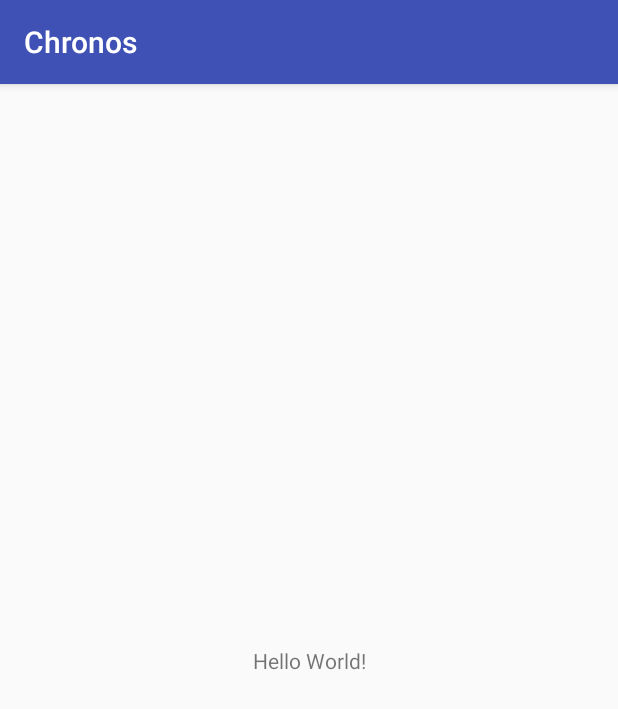
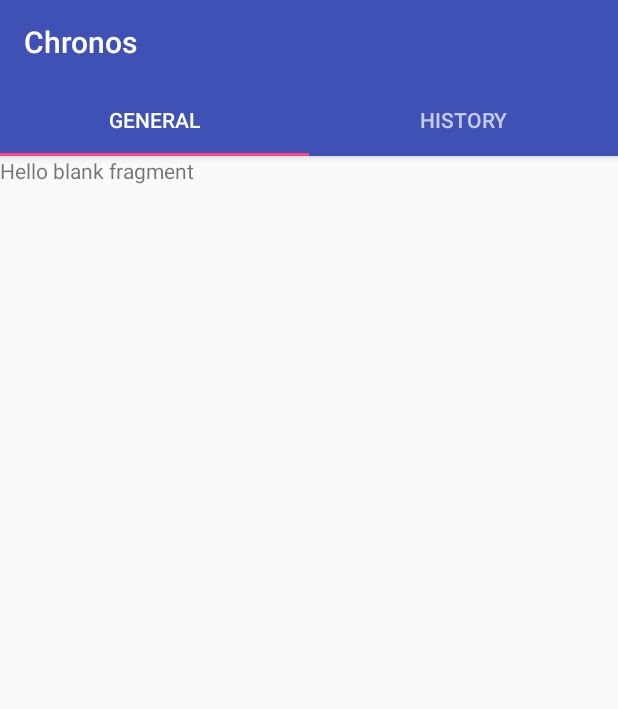
Before and after one commit to silverxjohn/chronos-mobile, an Android app: the screen it shows after launch (MainActivity), on a phone screen of 412 x 824 dp. Shown: the top 709 px of the screen. Run offline under Robolectric (Android 15) with nearby library versions, the phone set to English and light mode, and no system bars.

Commit message:
adds basic layout

```diff
--- a/app/build.gradle
+++ b/app/build.gradle
@@ -22,10 +22,12 @@ dependencies {
     implementation fileTree(include: ['*.jar'], dir: 'libs')
     implementation 'com.android.support:appcompat-v7:26.1.0'
     implementation 'com.android.support.constraint:constraint-layout:1.0.2'
+    implementation 'com.android.support:support-v4:26.1.0'
     testImplementation 'junit:junit:4.12'
     androidTestImplementation 'com.android.support.test:runner:1.0.1'
     androidTestImplementation 'com.android.support.test.espresso:espresso-core:3.0.1'
     implementation 'com.android.support:design:27.0.2'
     implementation 'com.android.support:recyclerview-v7:27.0.2'
     implementation 'com.android.support:cardview-v7:27.0.2'
+    implementation 'com.google.android.gms:play-services-maps:11.8.0'
 }
--- /dev/null
+++ b/app/src/main/java/com/platacode/chronos/Adapters/CardMapAdapter.java
@@ -0,0 +1,67 @@
+package com.platacode.chronos.Adapters;
+
+
+import android.support.v7.widget.CardView;
+import android.support.v7.widget.RecyclerView;
+import android.view.LayoutInflater;
+import android.view.View;
+import android.view.ViewGroup;
+import android.widget.TextView;
+
+import com.google.android.gms.maps.MapView;
+import com.platacode.chronos.DataContext;
+import com.platacode.chronos.Models.Coordinate;
+import com.platacode.chronos.Models.History;
+import com.platacode.chronos.R;
+
+import java.util.ArrayList;
+
+public class CardMapAdapter extends RecyclerView.Adapter<CardMapAdapter.ViewHolder> {
+
+    private ArrayList<Coordinate> coordinates;
+
+    private ArrayList<History> histories;
+
+    public CardMapAdapter(ArrayList<Coordinate> coordinates, ArrayList<History> histories) {
+        this.coordinates = coordinates;
+        this.histories = histories;
+    }
+
+    @Override
+    public ViewHolder onCreateViewHolder(ViewGroup parent, int viewType) {
+        CardView cardView = (CardView) LayoutInflater.from(parent.getContext()).inflate(R.layout.card_map, parent, false);
+
+        return new ViewHolder(cardView);
+    }
+
+    @Override
+    public void onBindViewHolder(ViewHolder holder, int position) {
+        final CardView cardView = holder.cardView;
+
+        History history = histories.get(position);
+        Coordinate coordinate = coordinates.get(position);
+
+//        MapView mapView = (MapView) cardView.findViewById(R.id.map_view);
+
+        TextView titleView = (TextView) cardView.findViewById(R.id.title);
+        titleView.setText(history.getName());
+
+        TextView descriptionView = (TextView) cardView.findViewById(R.id.description);
+        descriptionView.setText(history.getCreatedAt());
+    }
+
+    @Override
+    public int getItemCount() {
+        return histories.size();
+    }
+
+    public static class ViewHolder extends RecyclerView.ViewHolder {
+
+        private CardView cardView;
+
+        public ViewHolder(CardView cardView) {
+            super(cardView);
+            this.cardView = cardView;
+        }
+    }
+}
--- /dev/null
+++ b/app/src/main/java/com/platacode/chronos/Adapters/SectionsPagerAdapter.java
@@ -0,0 +1,52 @@
+package com.platacode.chronos.Adapters;
+
+
+import android.content.Context;
+import android.support.annotation.Nullable;
+import android.support.v4.app.Fragment;
+import android.support.v4.app.FragmentManager;
+import android.support.v4.app.FragmentPagerAdapter;
+
+import com.platacode.chronos.GeneralFragment;
+import com.platacode.chronos.HistoryFragment;
+import com.platacode.chronos.R;
+
+public class SectionsPagerAdapter extends FragmentPagerAdapter {
+    private Context context;
+
+    public SectionsPagerAdapter(FragmentManager fm, Context context) {
+        super(fm);
+        this.context = context;
+    }
+
+
+    @Override
+    public Fragment getItem(int position) {
+        switch (position) {
+            case 0:
+                return new GeneralFragment();
+            case 1:
+                return new HistoryFragment();
+            default:
+                return null;
+        }
+    }
+
+    @Nullable
+    @Override
+    public CharSequence getPageTitle(int position) {
+        switch (position) {
+            case 0:
+                return context.getResources().getText(R.string.general_tab);
+            case 1:
+                return context.getResources().getText(R.string.history_tab);
+            default:
+                return null;
+        }
+    }
+
+    @Override
+    public int getCount() {
+        return 2;
+    }
+}
--- /dev/null
+++ b/app/src/main/java/com/platacode/chronos/DataContext.java
@@ -0,0 +1,29 @@
+package com.platacode.chronos;
+
+
+import com.platacode.chronos.Models.Coordinate;
+import com.platacode.chronos.Models.History;
+
+import java.util.ArrayList;
+
+public class DataContext {
+
+    public static ArrayList<History> getHistories() {
+
+        ArrayList<History> histories = new ArrayList<>();
+        histories.add(new History("Manila", "Yesterday"));
+        histories.add(new History("Quezon City", "Now"));
+
+        return histories;
+    }
+
+    public static ArrayList<Coordinate> getCoordinates() {
+        Coordinate c = new Coordinate(0, 0);
+
+        ArrayList<Coordinate> coordinates = new ArrayList<>();
+        coordinates.add(c);
+        coordinates.add(c);
+
+        return coordinates;
+    }
+}
--- /dev/null
+++ b/app/src/main/java/com/platacode/chronos/GeneralFragment.java
@@ -0,0 +1,29 @@
+package com.platacode.chronos;
+
+
+import android.os.Bundle;
+import android.support.v4.app.Fragment;
+import android.view.LayoutInflater;
+import android.view.View;
+import android.view.ViewGroup;
+
+
+/**
+ * A simple {@link Fragment} subclass.
+ */
+public class GeneralFragment extends Fragment {
+
+
+    public GeneralFragment() {
+        // Required empty public constructor
+    }
+
+
+    @Override
+    public View onCreateView(LayoutInflater inflater, ViewGroup container,
+                             Bundle savedInstanceState) {
+        // Inflate the layout for this fragment
+        return inflater.inflate(R.layout.fragment_general, container, false);
+    }
+
+}
--- /dev/null
+++ b/app/src/main/java/com/platacode/chronos/HistoryFragment.java
@@ -0,0 +1,40 @@
+package com.platacode.chronos;
+
+
+import android.os.Bundle;
+import android.support.v4.app.Fragment;
+import android.support.v7.widget.LinearLayoutManager;
+import android.support.v7.widget.RecyclerView;
+import android.view.LayoutInflater;
+import android.view.View;
+import android.view.ViewGroup;
+
+import com.platacode.chronos.Adapters.CardMapAdapter;
+
+
+/**
+ * A simple {@link Fragment} subclass.
+ */
+public class HistoryFragment extends Fragment {
+
+
+    public HistoryFragment() {
+        // Required empty public constructor
+    }
+
+
+    @Override
+    public View onCreateView(LayoutInflater inflater, ViewGroup container,
+                             Bundle savedInstanceState) {
+
+        RecyclerView recyclerView = (RecyclerView) inflater.inflate(R.layout.fragment_history, container, false);
+        CardMapAdapter adapter = new CardMapAdapter(DataContext.getCoordinates(), DataContext.getHistories());
+        recyclerView.setAdapter(adapter);
+        LinearLayoutManager layoutManager = new LinearLayoutManager(getActivity());
+        layoutManager.setOrientation(LinearLayoutManager.VERTICAL);
+        recyclerView.setLayoutManager(layoutManager);
+
+        return recyclerView;
+    }
+
+}
--- a/app/src/main/java/com/platacode/chronos/MainActivity.java
+++ b/app/src/main/java/com/platacode/chronos/MainActivity.java
@@ -1,7 +1,12 @@
 package com.platacode.chronos;
 
+import android.support.design.widget.TabLayout;
+import android.support.v4.view.ViewPager;
 import android.support.v7.app.AppCompatActivity;
 import android.os.Bundle;
+import android.support.v7.widget.Toolbar;
+
+import com.platacode.chronos.Adapters.SectionsPagerAdapter;
 
 public class MainActivity extends AppCompatActivity {
 
@@ -9,5 +14,18 @@ public class MainActivity extends AppCompatActivity {
     protected void onCreate(Bundle savedInstanceState) {
         super.onCreate(savedInstanceState);
         setContentView(R.layout.activity_main);
+        initializeComponents();
+    }
+
+    private void initializeComponents() {
+        Toolbar toolbar = (Toolbar) findViewById(R.id.toolbar);
+        setSupportActionBar(toolbar);
+
+        SectionsPagerAdapter adapter = new SectionsPagerAdapter(getSupportFragmentManager(), this);
+        ViewPager pager = (ViewPager) findViewById(R.id.pager);
+        pager.setAdapter(adapter);
+
+        TabLayout tabs = (TabLayout) findViewById(R.id.tabs);
+        tabs.setupWithViewPager(pager);
     }
 }
--- /dev/null
+++ b/app/src/main/java/com/platacode/chronos/Models/Coordinate.java
@@ -0,0 +1,28 @@
+package com.platacode.chronos.Models;
+
+
+public class Coordinate {
+    private float latitude;
+    private float longitude;
+
+    public Coordinate(float latitude, float longitude) {
+        this.latitude = latitude;
+        this.longitude = longitude;
+    }
+
+    public float getLatitude() {
+        return latitude;
+    }
+
+    public void setLatitude(float latitude) {
+        this.latitude = latitude;
+    }
+
+    public float getLongitude() {
+        return longitude;
+    }
+
+    public void setLongitude(float longitude) {
+        this.longitude = longitude;
+    }
+}
--- /dev/null
+++ b/app/src/main/java/com/platacode/chronos/Models/History.java
@@ -0,0 +1,31 @@
+package com.platacode.chronos.Models;
+
+
+import java.util.Date;
+
+public class History {
+    private String name;
+
+    public History(String name, String createdAt) {
+        this.name = name;
+        this.createdAt = createdAt;
+    }
+
+    private String createdAt;
+
+    public String getName() {
+        return name;
+    }
+
+    public void setName(String name) {
+        this.name = name;
+    }
+
+    public String getCreatedAt() {
+        return createdAt;
+    }
+
+    public void setCreatedAt(String createdAt) {
+        this.createdAt = createdAt;
+    }
+}
--- a/app/src/main/res/layout/activity_main.xml
+++ b/app/src/main/res/layout/activity_main.xml
@@ -1,5 +1,5 @@
 <?xml version="1.0" encoding="utf-8"?>
-<android.support.constraint.ConstraintLayout
+<android.support.design.widget.CoordinatorLayout
     xmlns:android="http://schemas.android.com/apk/res/android"
     xmlns:app="http://schemas.android.com/apk/res-auto"
     xmlns:tools="http://schemas.android.com/tools"
@@ -7,13 +7,28 @@
     android:layout_height="match_parent"
     tools:context="com.platacode.chronos.MainActivity">
 
-    <TextView
-        android:layout_width="wrap_content"
+    <android.support.design.widget.AppBarLayout
+        android:layout_width="match_parent"
         android:layout_height="wrap_content"
-        android:text="Hello World!"
-        app:layout_constraintBottom_toBottomOf="parent"
-        app:layout_constraintLeft_toLeftOf="parent"
-        app:layout_constraintRight_toRightOf="parent"
-        app:layout_constraintTop_toTopOf="parent"/>
+        android:theme="@style/ThemeOverlay.AppCompat.Dark.ActionBar">
 
-</android.support.constraint.ConstraintLayout>
+        <android.support.v7.widget.Toolbar
+            android:id="@+id/toolbar"
+            android:layout_width="match_parent"
+            android:layout_height="?attr/actionBarSize"
+            app:layout_scrollFlags="scroll|enterAlways" />
+
+        <android.support.design.widget.TabLayout
+            android:id="@+id/tabs"
+            android:layout_width="match_parent"
+            android:layout_height="wrap_content" />
+
+    </android.support.design.widget.AppBarLayout>
+
+    <android.support.v4.view.ViewPager
+        android:id="@+id/pager"
+        android:layout_width="match_parent"
+        android:layout_height="match_parent"
+        app:layout_behavior="@string/appbar_scrolling_view_behavior" />
+
+</android.support.design.widget.CoordinatorLayout>
--- /dev/null
+++ b/app/src/main/res/layout/fragment_general.xml
@@ -0,0 +1,12 @@
+<FrameLayout xmlns:android="http://schemas.android.com/apk/res/android"
+             xmlns:tools="http://schemas.android.com/tools"
+             android:layout_width="match_parent"
+             android:layout_height="match_parent"
+             tools:context="com.platacode.chronos.GeneralFragment">
+
+    <TextView
+        android:layout_width="match_parent"
+        android:layout_height="match_parent"
+        android:text="@string/hello_blank_fragment"/>
+
+</FrameLayout>
--- a/app/src/main/res/values/colors.xml
+++ b/app/src/main/res/values/colors.xml
@@ -3,4 +3,5 @@
     <color name="colorPrimary">#3F51B5</color>
     <color name="colorPrimaryDark">#303F9F</color>
     <color name="colorAccent">#FF4081</color>
+
 </resources>
--- a/app/src/main/res/values/strings.xml
+++ b/app/src/main/res/values/strings.xml
@@ -1,3 +1,8 @@
 <resources>
     <string name="app_name">Chronos</string>
+    <string name="general_tab">General</string>
+    <string name="history_tab">History</string>
+
+    <!-- TODO: Remove or change this placeholder text -->
+    <string name="hello_blank_fragment">Hello blank fragment</string>
 </resources>
--- a/app/src/main/res/values/styles.xml
+++ b/app/src/main/res/values/styles.xml
@@ -1,7 +1,7 @@
 <resources>
 
     <!-- Base application theme. -->
-    <style name="AppTheme" parent="Theme.AppCompat.Light.DarkActionBar">
+    <style name="AppTheme" parent="Theme.AppCompat.DayNight.NoActionBar">
         <!-- Customize your theme here. -->
         <item name="colorPrimary">@color/colorPrimary</item>
         <item name="colorPrimaryDark">@color/colorPrimaryDark</item>
```
Also changed, not shown: app/src/main/res/layout/card_map.xml (added, +56 -0 lines), app/src/main/res/layout/fragment_history.xml (added, +9 -0 lines).
